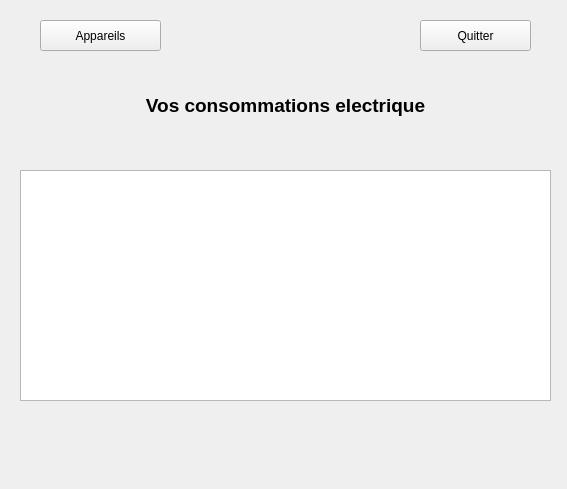
Above: app/ui/usages/listeUsage/listeUsage.ui from Valyfaliana/suiviPersoConsoElec before the change. Below: the same form after it.
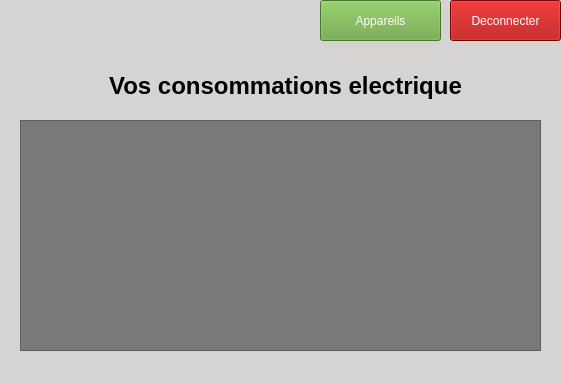
That is the form after the change. Icons and pictures are not drawn.

Commit message: [change] ui liste usages

What changed in the file:
```diff
--- a/app/ui/usages/listeUsage/listeUsage.ui
+++ b/app/ui/usages/listeUsage/listeUsage.ui
@@ -6,22 +6,29 @@
    <rect>
     <x>0</x>
     <y>0</y>
-    <width>567</width>
-    <height>489</height>
+    <width>561</width>
+    <height>384</height>
    </rect>
   </property>
   <property name="windowTitle">
    <string>Liste d'utilisation</string>
   </property>
+  <property name="styleSheet">
+   <string notr="true">background-color: rgb(213, 212, 210);
+color: rgb(0, 0, 0);</string>
+  </property>
   <widget class="QTableView" name="listeUsage">
    <property name="geometry">
     <rect>
      <x>20</x>
-     <y>170</y>
-     <width>531</width>
+     <y>120</y>
+     <width>521</width>
      <height>231</height>
     </rect>
    </property>
+   <property name="styleSheet">
+    <string notr="true">background-color: rgb(121, 121, 121);</string>
+   </property>
    <property name="sortingEnabled">
     <bool>true</bool>
    </property>
@@ -30,14 +37,14 @@
    <property name="geometry">
     <rect>
      <x>80</x>
-     <y>70</y>
+     <y>60</y>
      <width>411</width>
-     <height>71</height>
+     <height>51</height>
     </rect>
    </property>
    <property name="font">
     <font>
-     <pointsize>14</pointsize>
+     <pointsize>18</pointsize>
      <bold>true</bold>
     </font>
    </property>
@@ -51,28 +58,63 @@
   <widget class="QPushButton" name="btnQuitter">
    <property name="geometry">
     <rect>
-     <x>420</x>
-     <y>20</y>
+     <x>450</x>
+     <y>0</y>
      <width>111</width>
-     <height>31</height>
+     <height>41</height>
     </rect>
    </property>
+   <property name="styleSheet">
+    <string notr="true">background-color: rgb(170, 0, 0);
+color: rgb(255, 255, 255);</string>
+   </property>
    <property name="text">
-    <string>Quitter</string>
+    <string>Deconnecter</string>
+   </property>
+   <property name="icon">
+    <iconset resource="../../../resources/Icons.qrc">
+     <normaloff>:/utils/icon/disruption (1).png</normaloff>:/utils/icon/disruption (1).png</iconset>
    </property>
   </widget>
   <widget class="QPushButton" name="btnListeAppareils">
    <property name="geometry">
     <rect>
-     <x>40</x>
-     <y>20</y>
+     <x>320</x>
+     <y>0</y>
      <width>121</width>
-     <height>31</height>
+     <height>41</height>
     </rect>
    </property>
+   <property name="styleSheet">
+    <string notr="true">background-color: rgb(102, 162, 60);
+color: rgb(255, 255, 255);</string>
+   </property>
    <property name="text">
     <string>Appareils</string>
    </property>
+   <property name="icon">
+    <iconset resource="../../../resources/Icons.qrc">
+     <normaloff>:/utils/icon/responsive (1).png</normaloff>:/utils/icon/responsive (1).png</iconset>
+   </property>
+  </widget>
+  <widget class="QLabel" name="label_3">
+   <property name="geometry">
+    <rect>
+     <x>0</x>
+     <y>0</y>
+     <width>41</width>
+     <height>41</height>
+    </rect>
+   </property>
+   <property name="text">
+    <string/>
+   </property>
+   <property name="pixmap">
+    <pixmap resource="../../../resources/Icons.qrc">:/Main/icon/mainLog.png</pixmap>
+   </property>
+   <property name="scaledContents">
+    <bool>true</bool>
+   </property>
   </widget>
  </widget>
  <resources/>
```
Left out of the diff: 5 changed lines with no effect on the pictures. The commit also changes 1 other file.
